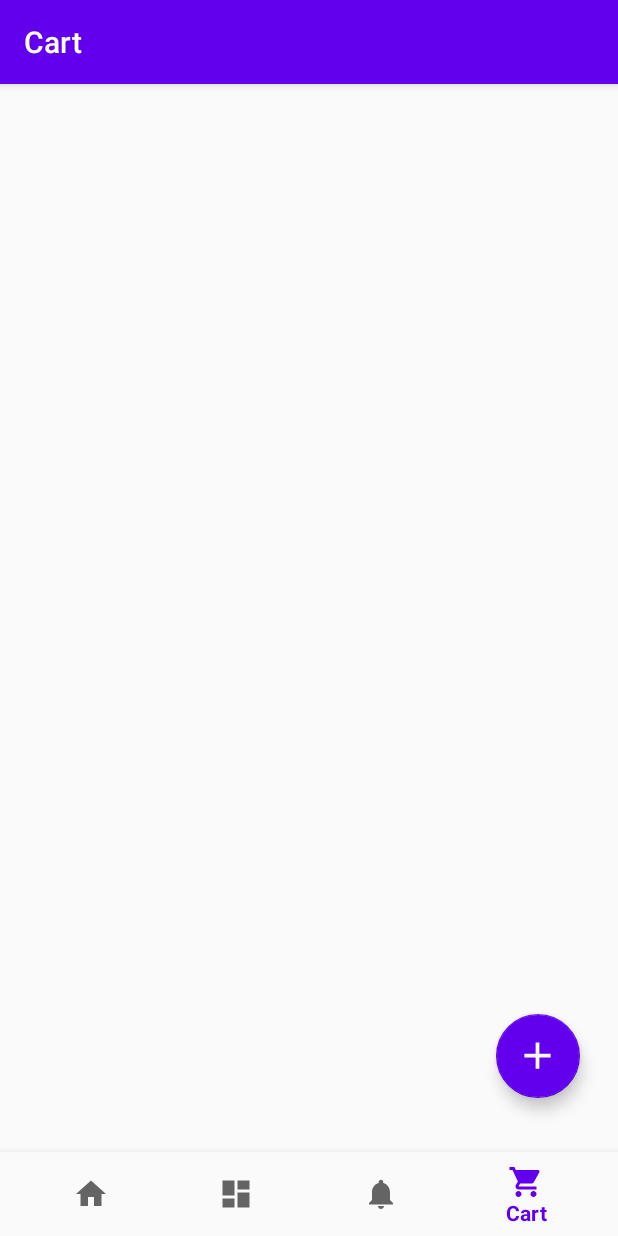
After one commit to lcao1812/Smart_Fridge_Interface, an Android app: the CartFragment screen opened through its navigation route, on a phone screen of 412 x 824 dp. The commit adds this screen. Run offline under Robolectric (Android 15) with nearby library versions, the phone set to English and light mode, and no system bars; our stand-ins replace navigation-ui.

Commit message:
Added Cart
Started working on the cart tab. The FAB button is working, with a dialog to add the item. I haven't really work on the logic, and the items will be removed after changing tab.

```diff
--- a/app/build.gradle
+++ b/app/build.gradle
@@ -31,6 +31,7 @@ dependencies {
     implementation 'androidx.navigation:navigation-fragment:2.1.0'
     implementation 'androidx.navigation:navigation-ui:2.1.0'
     implementation 'androidx.lifecycle:lifecycle-extensions:2.1.0'
+    implementation 'androidx.legacy:legacy-support-v4:1.0.0'
     testImplementation 'junit:junit:4.12'
     androidTestImplementation 'androidx.test.ext:junit:1.1.1'
     androidTestImplementation 'androidx.test.espresso:espresso-core:3.2.0'
--- a/app/src/main/AndroidManifest.xml
+++ b/app/src/main/AndroidManifest.xml
@@ -9,6 +9,7 @@
         android:roundIcon="@mipmap/ic_launcher_round"
         android:supportsRtl="true"
         android:theme="@style/AppTheme">
+        <activity android:name=".CartActivity"></activity>
         <activity
             android:name=".MainActivity"
             android:label="@string/app_name">
--- a/app/src/main/java/com/example/cmsc434smartfridgeproject/MainActivity.java
+++ b/app/src/main/java/com/example/cmsc434smartfridgeproject/MainActivity.java
@@ -3,6 +3,7 @@ package com.example.cmsc434smartfridgeproject;
 import android.os.Bundle;
 
 import com.google.android.material.bottomnavigation.BottomNavigationView;
+import com.google.android.material.floatingactionbutton.FloatingActionButton;
 
 import androidx.appcompat.app.AppCompatActivity;
 import androidx.navigation.NavController;
@@ -20,7 +21,7 @@ public class MainActivity extends AppCompatActivity {
         // Passing each menu ID as a set of Ids because each
         // menu should be considered as top level destinations.
         AppBarConfiguration appBarConfiguration = new AppBarConfiguration.Builder(
-                R.id.navigation_home, R.id.navigation_dashboard, R.id.navigation_notifications)
+                R.id.navigation_home, R.id.navigation_dashboard, R.id.navigation_notifications, R.id.navigation_cart)
                 .build();
         NavController navController = Navigation.findNavController(this, R.id.nav_host_fragment);
         NavigationUI.setupActionBarWithNavController(this, navController, appBarConfiguration);
--- /dev/null
+++ b/app/src/main/java/com/example/cmsc434smartfridgeproject/ui/cart/CartFragment.java
@@ -0,0 +1,92 @@
+package com.example.cmsc434smartfridgeproject.ui.cart;
+
+import android.app.AlertDialog;
+import android.content.DialogInterface;
+import android.os.Bundle;
+import android.view.LayoutInflater;
+import android.view.View;
+import android.view.ViewGroup;
+import android.widget.ArrayAdapter;
+import android.widget.EditText;
+import android.widget.ListView;
+import android.widget.TextView;
+
+import androidx.annotation.NonNull;
+import androidx.annotation.Nullable;
+import androidx.fragment.app.Fragment;
+import androidx.lifecycle.Observer;
+import androidx.lifecycle.ViewModelProviders;
+
+import com.example.cmsc434smartfridgeproject.R;
+import com.google.android.material.floatingactionbutton.FloatingActionButton;
+import com.google.android.material.snackbar.Snackbar;
+
+import java.text.SimpleDateFormat;
+import java.util.ArrayList;
+import java.util.Date;
+import java.util.Locale;
+
+public class CartFragment extends Fragment{
+    private  FloatingActionButton add_fab;
+    private CartViewModel cartViewModel;
+    private ArrayList<String> itemList = new ArrayList<>();
+    private ListView cartList;
+    ArrayAdapter<String> adapter;
+
+    public View onCreateView(@NonNull LayoutInflater inflater,
+                             ViewGroup container, Bundle savedInstanceState) {
+        cartViewModel =
+                ViewModelProviders.of(this).get(CartViewModel.class);
+        View cart = inflater.inflate(R.layout.fragment_cart, container, false);
+        cartList = (ListView) cart.findViewById(R.id.itemList);
+        adapter = new ArrayAdapter<String>(getActivity(), android.R.layout.simple_list_item_1, itemList);
+        cartList.setAdapter(adapter);
+
+        // action for the fab button
+        add_fab = (FloatingActionButton) cart.findViewById(R.id.fab_add);
+        add_fab.setOnClickListener(new View.OnClickListener() {
+            @Override
+            public void onClick(View v) {
+                // Function to add Item here
+                addCartItem();
+                // ****************************
+                Snackbar.make(v, "Item Added To The Cart", Snackbar.LENGTH_LONG)
+                        .setAction("Action", null).show();
+            }
+        });
+        return cart;
+    }
+
+    private void addCartItem() {
+        AlertDialog.Builder builder = new AlertDialog.Builder(getActivity());
+        builder.setTitle("Add New Item");
+
+        View v = LayoutInflater.from(getActivity()).inflate(R.layout.item_dialog, null, false);
+
+        builder.setView(v);
+        final EditText etItem = v.findViewById(R.id.etItem);
+        builder.setPositiveButton("Add", new DialogInterface.OnClickListener() {
+            @Override
+            public void onClick(DialogInterface dialog, int which) {
+                if (!etItem.getText().toString().isEmpty()) {
+                    itemList.add(etItem.getText().toString().trim());
+                    adapter.notifyDataSetChanged();
+
+                } else {
+                    etItem.setError("add item here !");
+                }
+            }
+        });
+
+        builder.setNegativeButton("Cancel", new DialogInterface.OnClickListener() {
+            @Override
+            public void onClick(DialogInterface dialog, int which) {
+                dialog.dismiss();
+            }
+        });
+
+        builder.show();
+    }
+
+
+}
--- /dev/null
+++ b/app/src/main/java/com/example/cmsc434smartfridgeproject/ui/cart/CartViewModel.java
@@ -0,0 +1,29 @@
+package com.example.cmsc434smartfridgeproject.ui.cart;
+
+
+import androidx.lifecycle.LiveData;
+import androidx.lifecycle.MutableLiveData;
+import androidx.lifecycle.ViewModel;
+
+import com.example.cmsc434smartfridgeproject.R;
+import com.google.android.material.floatingactionbutton.FloatingActionButton;
+
+import java.lang.reflect.Array;
+import java.util.ArrayList;
+
+public class CartViewModel extends ViewModel {
+    // array list of strings to store item name. This is the first step, it will become
+    // list of item objects later
+    private ArrayList<String> itemList = new ArrayList<>();
+    private MutableLiveData<String> mText;
+
+    public CartViewModel() {
+        mText = new MutableLiveData<>();
+        mText.setValue("This is cart fragment");
+    }
+
+    public LiveData<String> getText() {
+        return mText;
+    }
+
+}
--- /dev/null
+++ b/app/src/main/java/com/example/cmsc434smartfridgeproject/ui/main/MainViewModel.java
@@ -0,0 +1,7 @@
+package com.example.cmsc434smartfridgeproject.ui.main;
+
+import androidx.lifecycle.ViewModel;
+
+public class MainViewModel extends ViewModel {
+    // TODO: Implement the ViewModel
+}
--- /dev/null
+++ b/app/src/main/res/drawable/ic_baseline_add_24.xml
@@ -0,0 +1,10 @@
+<vector xmlns:android="http://schemas.android.com/apk/res/android"
+    android:width="24dp"
+    android:height="24dp"
+    android:viewportWidth="24"
+    android:viewportHeight="24"
+    android:tint="?attr/colorControlNormal">
+  <path
+      android:fillColor="@android:color/white"
+      android:pathData="M19,13h-6v6h-2v-6H5v-2h6V5h2v6h6v2z"/>
+</vector>
--- /dev/null
+++ b/app/src/main/res/drawable/ic_shopping_cart_24.xml
@@ -0,0 +1,10 @@
+<vector xmlns:android="http://schemas.android.com/apk/res/android"
+    android:width="24dp"
+    android:height="24dp"
+    android:viewportWidth="24"
+    android:viewportHeight="24"
+    android:tint="?attr/colorControlNormal">
+  <path
+      android:fillColor="@android:color/white"
+      android:pathData="M7,18c-1.1,0 -1.99,0.9 -1.99,2S5.9,22 7,22s2,-0.9 2,-2 -0.9,-2 -2,-2zM1,2v2h2l3.6,7.59 -1.35,2.45c-0.16,0.28 -0.25,0.61 -0.25,0.96 0,1.1 0.9,2 2,2h12v-2L7.42,15c-0.14,0 -0.25,-0.11 -0.25,-0.25l0.03,-0.12 0.9,-1.63h7.45c0.75,0 1.41,-0.41 1.75,-1.03l3.58,-6.49c0.08,-0.14 0.12,-0.31 0.12,-0.48 0,-0.55 -0.45,-1 -1,-1L5.21,4l-0.94,-2L1,2zM17,18c-1.1,0 -1.99,0.9 -1.99,2s0.89,2 1.99,2 2,-0.9 2,-2 -0.9,-2 -2,-2z"/>
+</vector>
--- a/app/src/main/res/layout/activity_main.xml
+++ b/app/src/main/res/layout/activity_main.xml
@@ -1,6 +1,7 @@
 <?xml version="1.0" encoding="utf-8"?>
 <androidx.constraintlayout.widget.ConstraintLayout xmlns:android="http://schemas.android.com/apk/res/android"
     xmlns:app="http://schemas.android.com/apk/res-auto"
+    xmlns:tools="http://schemas.android.com/tools"
     android:id="@+id/container"
     android:layout_width="match_parent"
     android:layout_height="match_parent"
@@ -25,9 +26,11 @@
         android:layout_height="match_parent"
         app:defaultNavHost="true"
         app:layout_constraintBottom_toTopOf="@id/nav_view"
+        app:layout_constraintHorizontal_bias="0.0"
         app:layout_constraintLeft_toLeftOf="parent"
         app:layout_constraintRight_toRightOf="parent"
         app:layout_constraintTop_toTopOf="parent"
+        app:layout_constraintVertical_bias="1.0"
         app:navGraph="@navigation/mobile_navigation" />
 
 </androidx.constraintlayout.widget.ConstraintLayout>
--- /dev/null
+++ b/app/src/main/res/layout/fragment_cart.xml
@@ -0,0 +1,38 @@
+<?xml version="1.0" encoding="utf-8"?>
+<androidx.constraintlayout.widget.ConstraintLayout xmlns:android="http://schemas.android.com/apk/res/android"
+    xmlns:app="http://schemas.android.com/apk/res-auto"
+    xmlns:tools="http://schemas.android.com/tools"
+    android:layout_width="match_parent"
+    android:layout_height="match_parent"
+    tools:context=".ui.cart.CartFragment">
+
+    <com.google.android.material.floatingactionbutton.FloatingActionButton
+        android:id="@+id/fab_add"
+        android:layout_width="wrap_content"
+        android:layout_height="wrap_content"
+        android:clickable="true"
+        android:tint="#0000"
+        app:backgroundTint="#6200EE"
+        app:layout_constraintBottom_toBottomOf="parent"
+        app:layout_constraintEnd_toEndOf="parent"
+        app:layout_constraintHorizontal_bias="0.929"
+        app:layout_constraintStart_toStartOf="parent"
+        app:layout_constraintTop_toTopOf="parent"
+        app:layout_constraintVertical_bias="0.86"
+        app:maxImageSize="30sp"
+        app:srcCompat="@drawable/ic_baseline_add_24" />
+
+    <ListView
+        android:id="@+id/itemList"
+        android:layout_width="409dp"
+        android:layout_height="579dp"
+        android:layout_marginTop="1dp"
+        android:layout_marginEnd="2dp"
+        android:layout_marginRight="2dp"
+        android:layout_marginBottom="1dp"
+        app:layout_constraintBottom_toTopOf="@+id/fab_add"
+        app:layout_constraintEnd_toEndOf="parent"
+        app:layout_constraintStart_toStartOf="parent"
+        app:layout_constraintTop_toTopOf="parent" />
+
+</androidx.constraintlayout.widget.ConstraintLayout>
--- /dev/null
+++ b/app/src/main/res/layout/item_dialog.xml
@@ -0,0 +1,14 @@
+<?xml version="1.0" encoding="utf-8"?>
+<LinearLayout xmlns:android="http://schemas.android.com/apk/res/android"
+    android:orientation="vertical" android:layout_width="match_parent"
+    android:layout_height="match_parent">
+
+    <EditText
+        android:id="@+id/etItem"
+        android:padding="10dp"
+        android:layout_margin="4dp"
+        android:hint="add item"
+        android:layout_width="match_parent"
+        android:layout_height="wrap_content"/>
+
+</LinearLayout>
--- a/app/src/main/res/menu/bottom_nav_menu.xml
+++ b/app/src/main/res/menu/bottom_nav_menu.xml
@@ -16,4 +16,9 @@
         android:icon="@drawable/ic_notifications_black_24dp"
         android:title="@string/title_notifications" />
 
+    <item
+        android:id="@+id/navigation_cart"
+        android:icon="@drawable/ic_shopping_cart_24"
+        android:title="@string/title_cart" />
+
 </menu>
--- a/app/src/main/res/navigation/mobile_navigation.xml
+++ b/app/src/main/res/navigation/mobile_navigation.xml
@@ -22,4 +22,12 @@
         android:name="com.example.cmsc434smartfridgeproject.ui.notifications.NotificationsFragment"
         android:label="@string/title_notifications"
         tools:layout="@layout/fragment_notifications" />
+
+    <fragment
+        android:id="@+id/navigation_cart"
+        android:name="com.example.cmsc434smartfridgeproject.ui.cart.CartFragment"
+        android:label="@string/title_cart"
+        tools:layout="@layout/fragment_cart" />
+
+
 </navigation>
--- a/app/src/main/res/values/strings.xml
+++ b/app/src/main/res/values/strings.xml
@@ -3,4 +3,5 @@
     <string name="title_home">Home</string>
     <string name="title_dashboard">Dashboard</string>
     <string name="title_notifications">Notifications</string>
+    <string name="title_cart">Cart</string>
 </resources>
```
